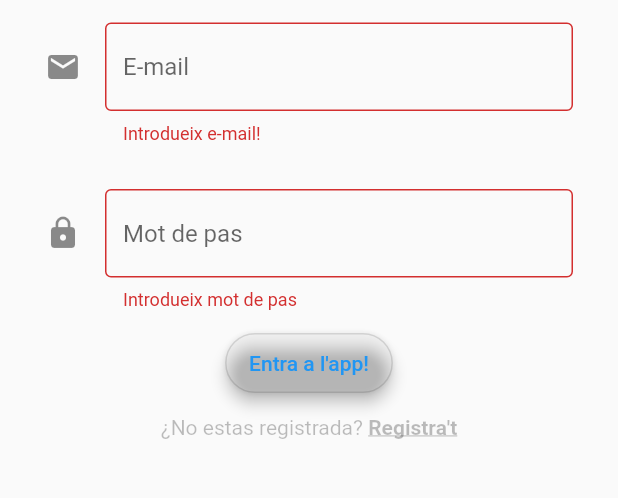
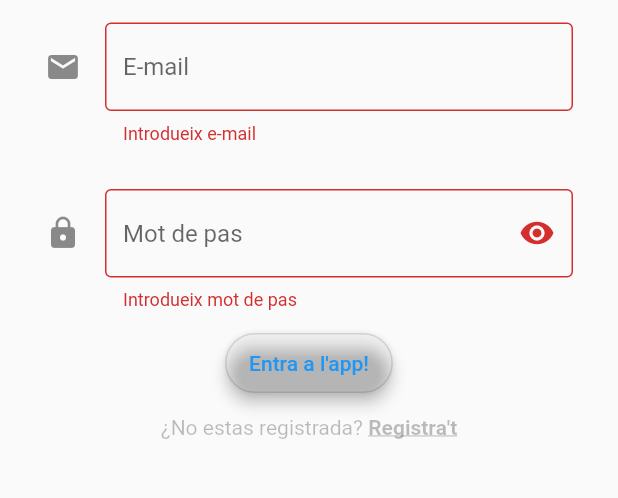
Before and after one commit to emprius/emprius-app-frontend, a Flutter app: the screen it shows after launch, after a tap on "Entra a l'app!", on a phone screen of 412 x 824 dp, the part 399-897 px from its top. Run offline on Flutter 3.47's test engine with Material 2 defaults, Android fonts, the phone set to English and light mode, and no system bars; our stand-ins replace flutter_map, flutter_riverpod, image_picker, latlong2.

Commit message:
Add visibility for password and edit textfield  styles

```diff
--- a/lib/utils/form_validator.dart
+++ b/lib/utils/form_validator.dart
@@ -10,7 +10,7 @@ class FormValidator{
   }
 
   static String? emailValidator(String? value){
-    if(value == null || value.isEmpty) {
+    if(value == null || value.isEmpty)  {
       return Constants.emptyEmailInputError;
     } else if (!Constants.emailRegex.hasMatch(value)) {
       return Constants.invalidEmailError;
@@ -19,7 +19,7 @@ class FormValidator{
   }
 
   static String? passwordValidator(String? value) {
-    if (value == null || value!.isEmpty) {
+    if (value == null || value.isEmpty) {
       return Constants.emptyPasswordInputError;
     } else if (value.length < 8) {
       return Constants.shortPasswordInputError;
--- a/lib/views/screens/login_screen.dart
+++ b/lib/views/screens/login_screen.dart
@@ -1,4 +1,5 @@
 import 'package:empriusapp/routes/routes.dart';
+import 'package:empriusapp/utils/form_validator.dart';
 import 'package:flutter/gestures.dart';
 import 'package:flutter/material.dart';
 
@@ -13,9 +14,11 @@ class _LoginScreenState extends State<LoginScreen> {
   final _formKey = GlobalKey<FormState>();
   final _emailCtrl = TextEditingController();
   final _passwordCtrl = TextEditingController();
+  bool _isHidden = true;
 
   @override
   Widget build(BuildContext context) {
+
     return Scaffold(
       body: Center(
         child: SingleChildScrollView(
@@ -29,41 +32,34 @@ class _LoginScreenState extends State<LoginScreen> {
                     padding: const EdgeInsets.symmetric(vertical: 15),
                     child: TextFormField(
                       controller: _emailCtrl,
+                      validator: FormValidator.emailValidator,
+                      keyboardType: TextInputType.emailAddress,
                       decoration: const InputDecoration(
                         icon: Icon(Icons.mail),
                         border: OutlineInputBorder(),
                         hintText: "E-mail",
                       ),
-                      validator: (value) {
-                        String pattern =
-                            r"^[a-zA-Z0-9.a-zA-Z0-9.!#$%&'*+-/=?^_`{|}~]+@[a-zA-Z0-9]+\.[a-zA-Z]+";
-                        RegExp regExp = RegExp(pattern);
-                        if (value == null || value.isEmpty) {
-                          return "Introdueix e-mail!";
-                        } else if (value.length < 8 ||
-                            !regExp.hasMatch(value.toString())) {
-                          return "E-mail incorrecte!";
-                        }
-                        return null;
-                      },
-                      keyboardType: TextInputType.emailAddress,
-                    )),
+                    ),
+                ),
                 Padding(
                     padding: const EdgeInsets.symmetric(vertical: 15),
                     child: TextFormField(
                       controller: _passwordCtrl,
-                      obscureText: true,
-                      decoration: const InputDecoration(
-                        icon: Icon(Icons.lock),
-                        border: OutlineInputBorder(),
+                      validator: FormValidator.passwordValidator,
+                      obscureText: _isHidden,
+                      decoration: InputDecoration(
+                        icon: const Icon(Icons.lock),
+                        border: const OutlineInputBorder(),
                         hintText: "Mot de pas",
+                        suffixIcon: IconButton(
+                          icon: Icon( _isHidden ? Icons.visibility : Icons.visibility_off),
+                          onPressed: () {
+                             setState(() {
+                               _isHidden = !_isHidden;
+                             });
+                             },
+                        ),
                       ),
-                      validator: (value) {
-                        if (value == null || value.isEmpty) {
-                          return "Introdueix mot de pas";
-                        }
-                        return null;
-                      },
                     )),
                 SizedBox(
                     height: 40,
```
Also changed, not shown: lib/views/screens/register_screen.dart (+40 -20 lines).
